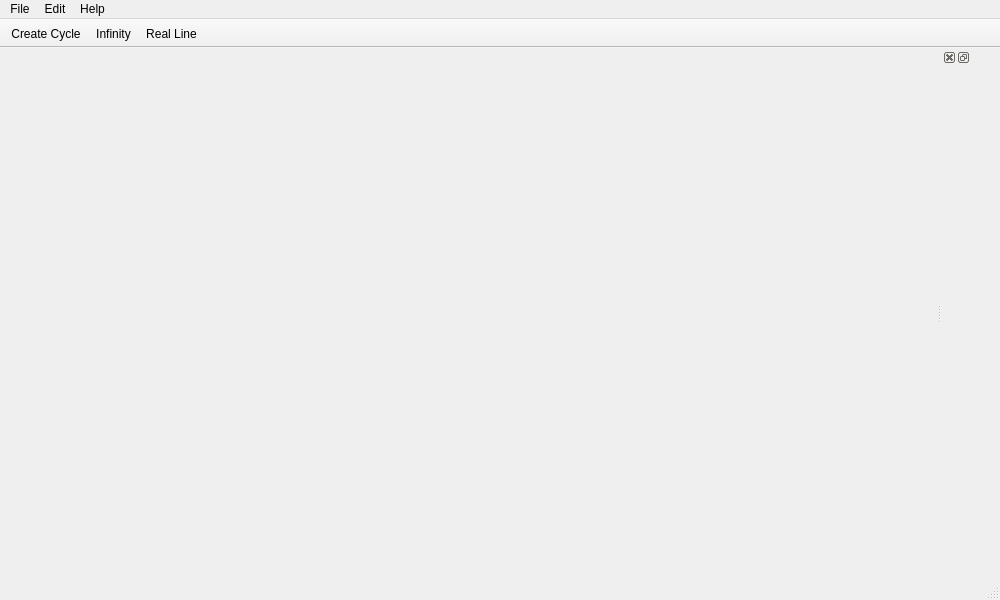
Above: forms/mainwindow.ui from lhutton1/moebinv-gui before the change. Below: the same form after it.
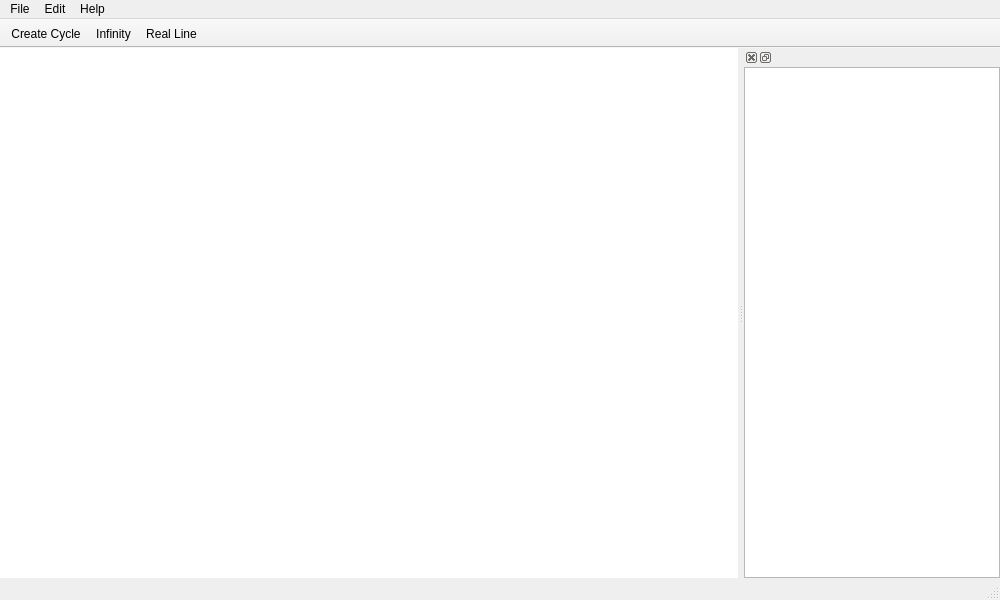
That is the form after the change.

Patch:
```diff
--- a/forms/mainwindow.ui
+++ b/forms/mainwindow.ui
@@ -15,8 +15,27 @@
   </property>
   <widget class="QWidget" name="centralWidget">
    <layout class="QHBoxLayout" name="horizontalLayout">
+    <property name="leftMargin">
+     <number>0</number>
+    </property>
+    <property name="topMargin">
+     <number>0</number>
+    </property>
+    <property name="rightMargin">
+     <number>0</number>
+    </property>
+    <property name="bottomMargin">
+     <number>0</number>
+    </property>
     <item>
-     <widget class="QWidget" name="widget" native="true"/>
+     <widget class="QWidget" name="graphicView" native="true">
+      <property name="autoFillBackground">
+       <bool>false</bool>
+      </property>
+      <property name="styleSheet">
+       <string notr="true">background: white</string>
+      </property>
+     </widget>
     </item>
    </layout>
   </widget>
@@ -84,7 +103,48 @@
    <attribute name="dockWidgetArea">
     <number>2</number>
    </attribute>
-   <widget class="QWidget" name="dockWidgetContents"/>
+   <widget class="QWidget" name="dockWidgetContents">
+    <property name="minimumSize">
+     <size>
+      <width>200</width>
+      <height>0</height>
+     </size>
+    </property>
+    <layout class="QVBoxLayout" name="verticalLayout_2">
+     <property name="leftMargin">
+      <number>0</number>
+     </property>
+     <property name="topMargin">
+      <number>0</number>
+     </property>
+     <property name="rightMargin">
+      <number>0</number>
+     </property>
+     <property name="bottomMargin">
+      <number>0</number>
+     </property>
+     <item>
+      <layout class="QVBoxLayout" name="verticalLayout">
+       <property name="spacing">
+        <number>0</number>
+       </property>
+       <item>
+        <widget class="QTreeWidget" name="treeWidget">
+         <property name="autoScrollMargin">
+          <number>16</number>
+         </property>
+         <property name="columnCount">
+          <number>0</number>
+         </property>
+         <attribute name="headerVisible">
+          <bool>true</bool>
+         </attribute>
+        </widget>
+       </item>
+      </layout>
+     </item>
+    </layout>
+   </widget>
   </widget>
   <action name="actionNew">
    <property name="text">
```
